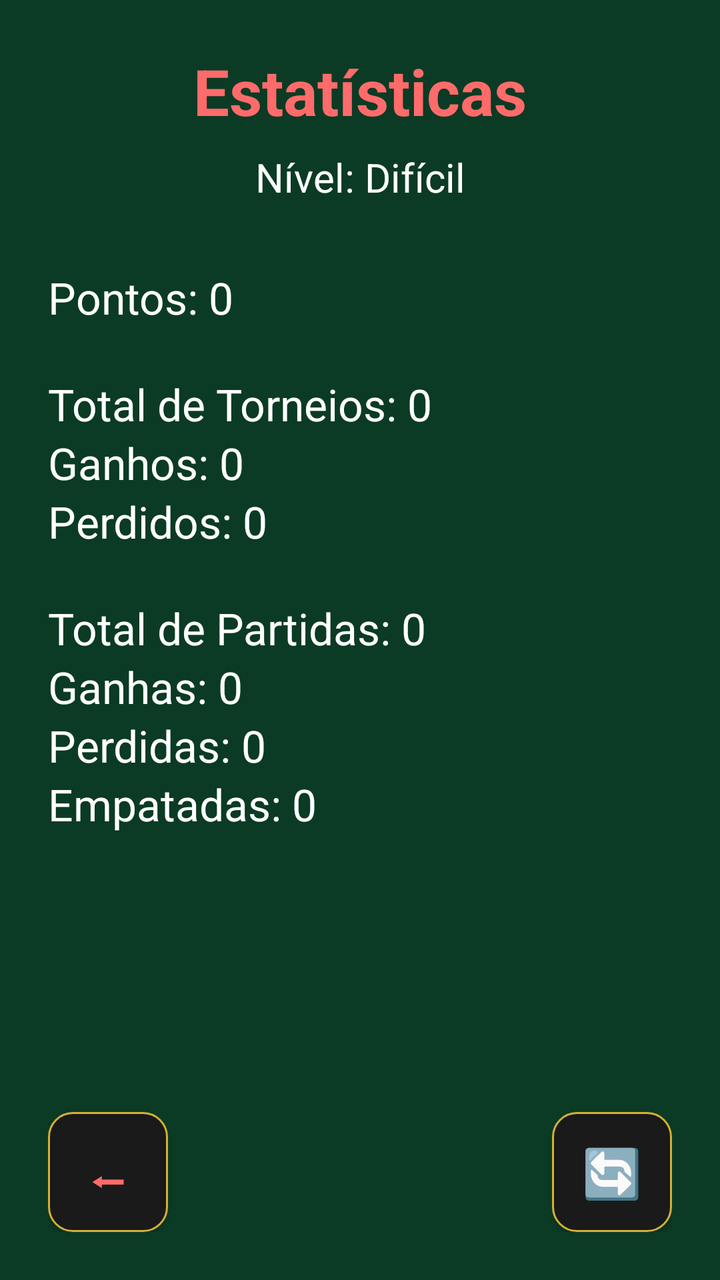
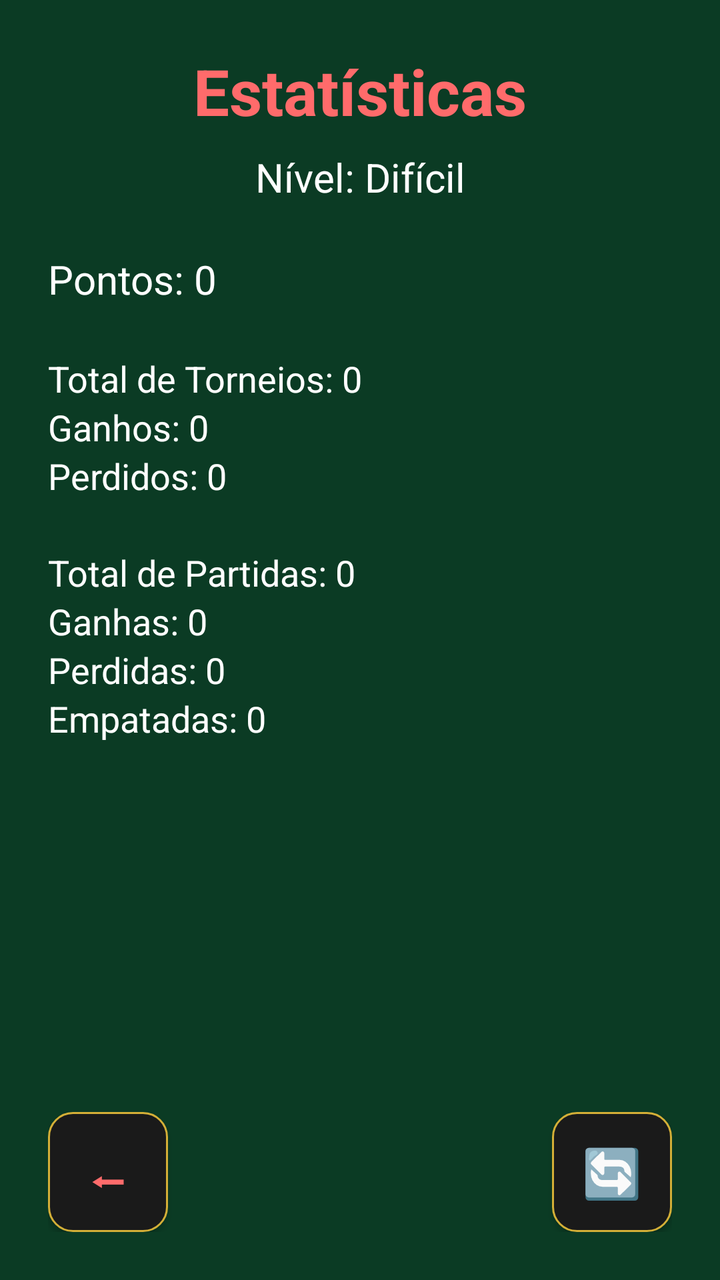

An Android layout rendered at two revisions. The XML below is the earlier revision; the diff shows what the commit changed to produce the second picture.
<!-- AndroidManifest.xml: application theme Theme.Sonino -->
<!-- res/layout/activity_stats.xml -->
<?xml version="1.0" encoding="utf-8"?>
<androidx.constraintlayout.widget.ConstraintLayout xmlns:android="http://schemas.android.com/apk/res/android"
    xmlns:app="http://schemas.android.com/apk/res-auto"
    android:layout_width="match_parent"
    android:layout_height="match_parent"
    android:background="#0B3B24"
    android:padding="24dp">

    
    <TextView
        android:id="@+id/txtTituloStats"
        android:layout_width="wrap_content"
        android:layout_height="wrap_content"
        android:text="Estatísticas"
        android:textColor="#FF6B6B"
        android:textSize="32sp"
        android:textStyle="bold"
        app:layout_constraintEnd_toEndOf="parent"
        app:layout_constraintStart_toStartOf="parent"
        app:layout_constraintTop_toTopOf="parent" />

    
    <TextView
        android:id="@+id/txtNivelStats"
        android:layout_width="wrap_content"
        android:layout_height="wrap_content"
        android:layout_marginTop="8dp"
        android:text="Nível: Difícil"
        android:textColor="@color/branco"
        android:textSize="20sp"
        app:layout_constraintEnd_toEndOf="parent"
        app:layout_constraintStart_toStartOf="parent"
        app:layout_constraintTop_toBottomOf="@+id/txtTituloStats" />

    
    <LinearLayout
        android:layout_width="match_parent"
        android:layout_height="wrap_content"
        android:layout_marginTop="32dp"
        android:orientation="vertical"
        app:layout_constraintTop_toBottomOf="@+id/txtNivelStats">

        <TextView
            android:id="@+id/txtPontos"
            android:layout_width="match_parent"
            android:layout_height="wrap_content"
            android:text="Pontos: 0"
            android:textColor="@color/branco"
            android:textSize="22sp"
            android:layout_marginBottom="24dp"/>

        <TextView
            android:id="@+id/txtTotalTorneios"
            android:layout_width="match_parent"
            android:layout_height="wrap_content"
            android:text="Total de Torneios: 0"
            android:textColor="@color/branco"
            android:textSize="22sp" />

        <TextView
            android:id="@+id/txtTorneiosGanhos"
            android:layout_width="match_parent"
            android:layout_height="wrap_content"
            android:text="Ganhos: 0"
            android:textColor="@color/branco"
            android:textSize="22sp" />

        <TextView
            android:id="@+id/txtTorneiosPerdidos"
            android:layout_width="match_parent"
            android:layout_height="wrap_content"
            android:text="Perdidos: 0"
            android:textColor="@color/branco"
            android:textSize="22sp"
            android:layout_marginBottom="24dp"/>

        <TextView
            android:id="@+id/txtTotalPartidas"
            android:layout_width="match_parent"
            android:layout_height="wrap_content"
            android:text="Total de Partidas: 0"
            android:textColor="@color/branco"
            android:textSize="22sp" />

        <TextView
            android:id="@+id/txtPartidasGanhas"
            android:layout_width="match_parent"
            android:layout_height="wrap_content"
            android:text="Ganhas: 0"
            android:textColor="@color/branco"
            android:textSize="22sp" />

        <TextView
            android:id="@+id/txtPartidasPerdidas"
            android:layout_width="match_parent"
            android:layout_height="wrap_content"
            android:text="Perdidas: 0"
            android:textColor="@color/branco"
            android:textSize="22sp" />

        <TextView
            android:id="@+id/txtPartidasEmpatadas"
            android:layout_width="match_parent"
            android:layout_height="wrap_content"
            android:text="Empatadas: 0"
            android:textColor="@color/branco"
            android:textSize="22sp" />
    </LinearLayout>

    
    <Button
        android:id="@+id/btnVoltarStats"
        android:layout_width="60dp"
        android:layout_height="60dp"
        android:background="@drawable/btn_escuro"
        android:text="⬅"
        android:textColor="#FF6B6B"
        android:textSize="24sp"
        app:layout_constraintBottom_toBottomOf="parent"
        app:layout_constraintStart_toStartOf="parent" />

    
    <Button
        android:id="@+id/btnResetStats"
        android:layout_width="60dp"
        android:layout_height="60dp"
        android:background="@drawable/btn_escuro"
        android:text="🔄"
        android:textColor="@color/branco"
        android:textSize="24sp"
        app:layout_constraintBottom_toBottomOf="parent"
        app:layout_constraintEnd_toEndOf="parent" />

</androidx.constraintlayout.widget.ConstraintLayout>
<!-- resources referenced by this layout -->
<resources>
  <color name="branco">#FFFFFF</color>
  <!-- drawable btn_escuro (drawable) -->
  <?xml version="1.0" encoding="utf-8"?>
  <shape xmlns:android="http://schemas.android.com/apk/res/android">
      <solid android:color="@color/preto_fundo" />
      <corners android:radius="12dp" />
      <stroke android:width="1dp" android:color="@color/dourado" />
  </shape>
  <style name="Theme.Sonino" parent="Theme.AppCompat.Light.NoActionBar">
          <item name="colorPrimary">#0B5E30</item>
          <item name="colorPrimaryDark">#0B5E30</item>
          <item name="colorAccent">#D4AF37</item>
      </style>
  <color name="preto_fundo">#1A1A1A</color>
  <color name="dourado">#D4AF37</color>
</resources>

<!-- the commit's change to res/layout/activity_stats.xml (unified diff, before → after) -->
@@ -33,79 +33,86 @@
         app:layout_constraintTop_toBottomOf="@+id/txtTituloStats" />
 
     
-    <LinearLayout
+    <ScrollView
         android:layout_width="match_parent"
-        android:layout_height="wrap_content"
-        android:layout_marginTop="32dp"
-        android:orientation="vertical"
+        android:layout_height="0dp"
+        android:layout_marginTop="24dp"
+        app:layout_constraintBottom_toTopOf="@+id/btnVoltarStats"
         app:layout_constraintTop_toBottomOf="@+id/txtNivelStats">
 
-        <TextView
-            android:id="@+id/txtPontos"
+        <LinearLayout
             android:layout_width="match_parent"
             android:layout_height="wrap_content"
-            android:text="Pontos: 0"
-            android:textColor="@color/branco"
-            android:textSize="22sp"
-            android:layout_marginBottom="24dp"/>
+            android:orientation="vertical"
+            android:paddingBottom="16dp">
 
-        <TextView
-            android:id="@+id/txtTotalTorneios"
-            android:layout_width="match_parent"
-            android:layout_height="wrap_content"
-            android:text="Total de Torneios: 0"
-            android:textColor="@color/branco"
-            android:textSize="22sp" />
+            <TextView
+                android:id="@+id/txtPontos"
+                android:layout_width="match_parent"
+                android:layout_height="wrap_content"
+                android:text="Pontos: 0"
+                android:textColor="@color/branco"
+                android:textSize="20sp"
+                android:layout_marginBottom="24dp"/>
 
-        <TextView
-            android:id="@+id/txtTorneiosGanhos"
-            android:layout_width="match_parent"
-            android:layout_height="wrap_content"
-            android:text="Ganhos: 0"
-            android:textColor="@color/branco"
-            android:textSize="22sp" />
+            <TextView
+                android:id="@+id/txtTotalTorneios"
+                android:layout_width="match_parent"
+                android:layout_height="wrap_content"
+                android:text="Total de Torneios: 0"
+                android:textColor="@color/branco"
+                android:textSize="18sp" />
 
-        <TextView
-            android:id="@+id/txtTorneiosPerdidos"
-            android:layout_width="match_parent"
-            android:layout_height="wrap_content"
-            android:text="Perdidos: 0"
-            android:textColor="@color/branco"
-            android:textSize="22sp"
-            android:layout_marginBottom="24dp"/>
+            <TextView
+                android:id="@+id/txtTorneiosGanhos"
+                android:layout_width="match_parent"
+                android:layout_height="wrap_content"
+                android:text="Ganhos: 0"
+                android:textColor="@color/branco"
+                android:textSize="18sp" />
 
-        <TextView
-            android:id="@+id/txtTotalPartidas"
-            android:layout_width="match_parent"
-            android:layout_height="wrap_content"
-            android:text="Total de Partidas: 0"
-            android:textColor="@color/branco"
-            android:textSize="22sp" />
+            <TextView
+                android:id="@+id/txtTorneiosPerdidos"
+                android:layout_width="match_parent"
+                android:layout_height="wrap_content"
+                android:text="Perdidos: 0"
+                android:textColor="@color/branco"
+                android:textSize="18sp"
+                android:layout_marginBottom="24dp"/>
 
-        <TextView
-            android:id="@+id/txtPartidasGanhas"
-            android:layout_width="match_parent"
-            android:layout_height="wrap_content"
-            android:text="Ganhas: 0"
-            android:textColor="@color/branco"
-            android:textSize="22sp" />
+            <TextView
+                android:id="@+id/txtTotalPartidas"
+                android:layout_width="match_parent"
+                android:layout_height="wrap_content"
+                android:text="Total de Partidas: 0"
+                android:textColor="@color/branco"
+                android:textSize="18sp" />
 
-        <TextView
-            android:id="@+id/txtPartidasPerdidas"
-            android:layout_width="match_parent"
-            android:layout_height="wrap_content"
-            android:text="Perdidas: 0"
-            android:textColor="@color/branco"
-            android:textSize="22sp" />
+            <TextView
+                android:id="@+id/txtPartidasGanhas"
+                android:layout_width="match_parent"
+                android:layout_height="wrap_content"
+                android:text="Ganhas: 0"
+                android:textColor="@color/branco"
+                android:textSize="18sp" />
 
-        <TextView
-            android:id="@+id/txtPartidasEmpatadas"
-            android:layout_width="match_parent"
-            android:layout_height="wrap_content"
-            android:text="Empatadas: 0"
-            android:textColor="@color/branco"
-            android:textSize="22sp" />
-    </LinearLayout>
+            <TextView
+                android:id="@+id/txtPartidasPerdidas"
+                android:layout_width="match_parent"
+                android:layout_height="wrap_content"
+                android:text="Perdidas: 0"
+                android:textColor="@color/branco"
+                android:textSize="18sp" />
+
+            <TextView
+                android:id="@+id/txtPartidasEmpatadas"
+                android:layout_width="match_parent"
+                android:layout_height="wrap_content"
+                android:text="Empatadas: 0"
+                android:textColor="@color/branco"
+                android:textSize="18sp" />
+        </LinearLayout>
+    </ScrollView>
 
     
     <Button
